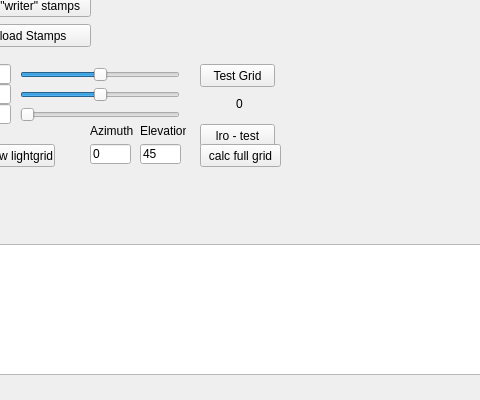
Qt form src/fonstudio/mainwindow.ui (edfm-tum/iland-model) before a commit; both pictures show x 154 to 634 and y 151 to 551 of the 869 by 551 pixel window.
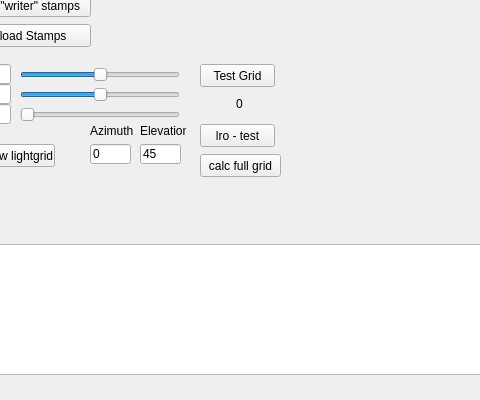
The same form after that commit. Icons and pictures are not drawn. Custom widgets are drawn as their Qt base class.

Commit message: small changes in GUI, added the "minimum"-input definition file.

The edit to the form file:
```diff
--- a/src/fonstudio/mainwindow.ui
+++ b/src/fonstudio/mainwindow.ui
@@ -216,7 +216,7 @@
         <property name="geometry">
          <rect>
           <x>260</x>
-          <y>230</y>
+          <y>240</y>
           <width>81</width>
           <height>23</height>
          </rect>
```
The commit also changes 1 other file.
